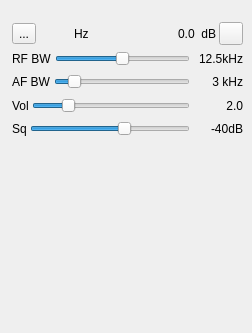
f4exb/sdrangel, file plugins/channel/bfm/bfmdemodgui.ui: the form before one commit.
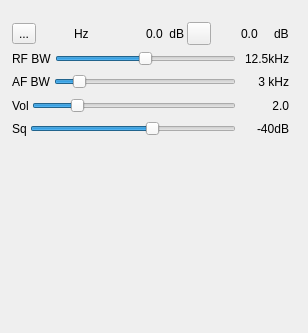
The form after the commit. Icons and pictures are not drawn. Custom widgets are drawn as their Qt base class.

Commit message: BFM demod: added pilot view option and pilot power display

Diff of the .ui file:
```diff
--- a/plugins/channel/bfm/bfmdemodgui.ui
+++ b/plugins/channel/bfm/bfmdemodgui.ui
@@ -6,7 +6,7 @@
    <rect>
     <x>0</x>
     <y>0</y>
-    <width>252</width>
+    <width>308</width>
     <height>333</height>
    </rect>
   </property>
@@ -21,7 +21,7 @@
     <rect>
      <x>10</x>
      <y>20</y>
-     <width>235</width>
+     <width>281</width>
      <height>121</height>
     </rect>
    </property>
@@ -160,6 +160,49 @@
           </property>
          </widget>
         </item>
+        <item>
+         <widget class="ButtonSwitch" name="showPilot">
+          <property name="toolTip">
+           <string>Toggle demod/pilot spectrum display</string>
+          </property>
+          <property name="text">
+           <string/>
+          </property>
+          <property name="icon">
+           <iconset resource="../../../sdrbase/resources/res.qrc">
+            <normaloff>:/carrier.png</normaloff>:/carrier.png</iconset>
+          </property>
+          <property name="checkable">
+           <bool>true</bool>
+          </property>
+          <property name="autoRaise">
+           <bool>true</bool>
+          </property>
+         </widget>
+        </item>
+        <item>
+         <widget class="QLabel" name="pilotPower">
+          <property name="minimumSize">
+           <size>
+            <width>30</width>
+            <height>0</height>
+           </size>
+          </property>
+          <property name="toolTip">
+           <string>Pilot power</string>
+          </property>
+          <property name="text">
+           <string>0.0</string>
+          </property>
+         </widget>
+        </item>
+        <item>
+         <widget class="QLabel" name="pilotPowerUnits">
+          <property name="text">
+           <string>dB</string>
+          </property>
+         </widget>
+        </item>
        </layout>
       </item>
      </layout>
@@ -343,8 +386,8 @@
     <rect>
      <x>10</x>
      <y>160</y>
-     <width>231</width>
-     <height>156</height>
+     <width>281</width>
+     <height>151</height>
     </rect>
    </property>
    <property name="windowTitle">
@@ -376,6 +419,11 @@
   </widget>
  </widget>
  <customwidgets>
+  <customwidget>
+   <class>ButtonSwitch</class>
+   <extends>QToolButton</extends>
+   <header>gui/buttonswitch.h</header>
+  </customwidget>
   <customwidget>
    <class>RollupWidget</class>
    <extends>QWidget</extends>
```
The commit also changes 6 other files.
